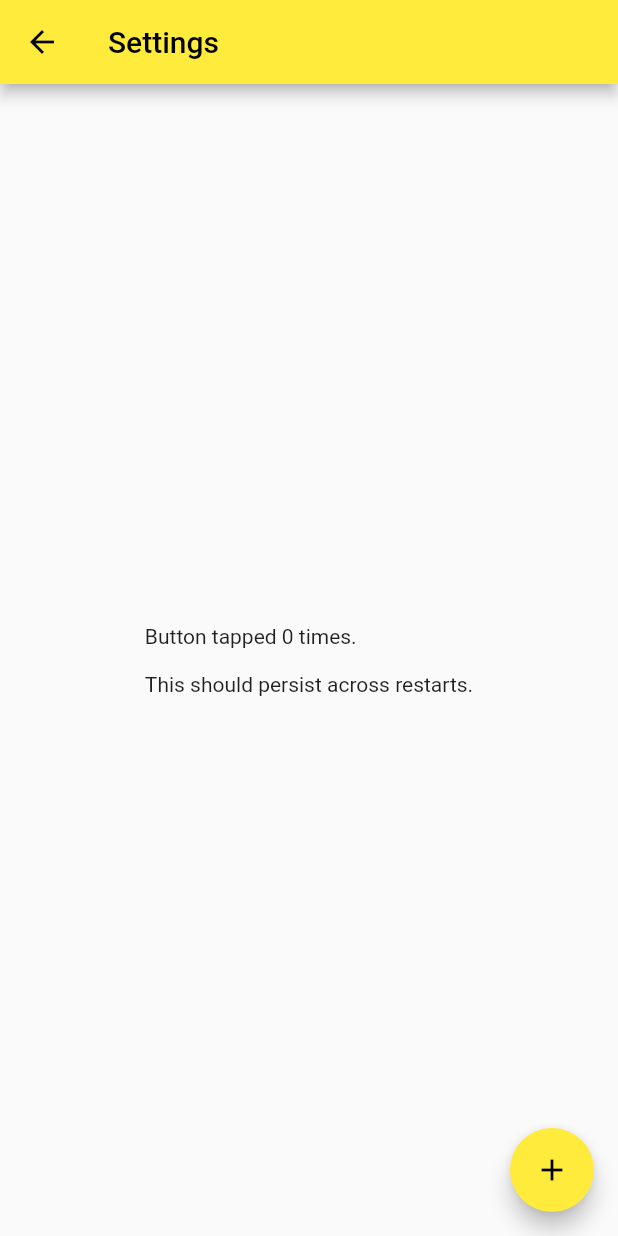
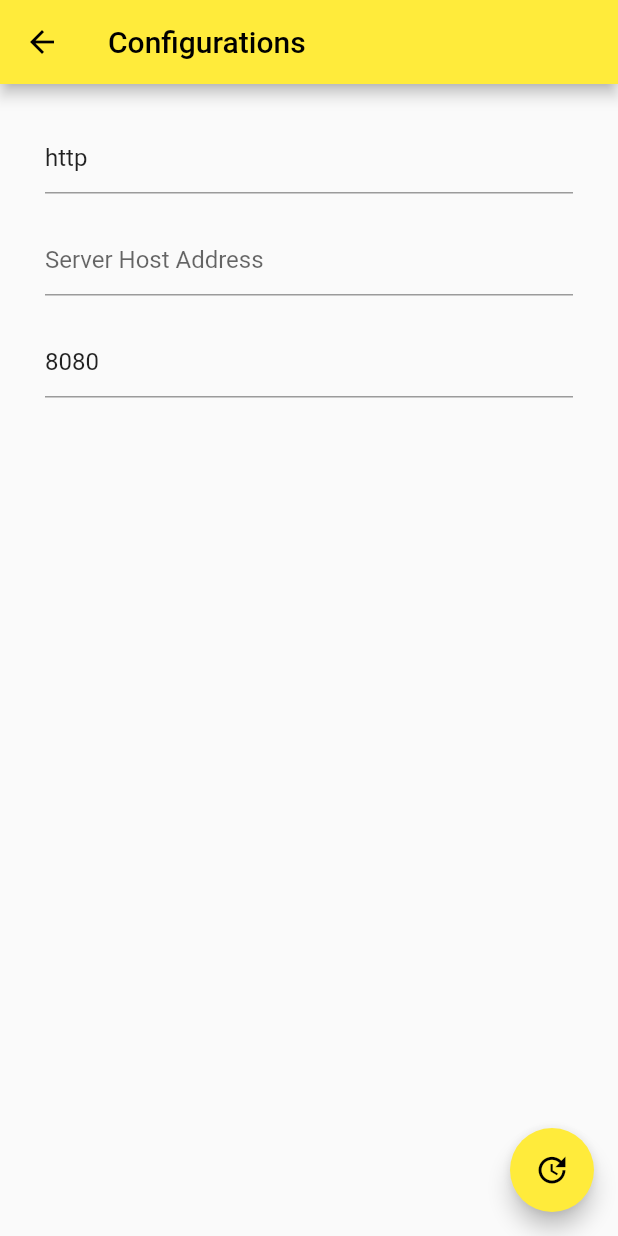
Before and after one commit to amantamirat/_kids, a Flutter app: the MySharedPreferences screen opened directly, on a phone screen of 412 x 824 dp. Run offline on Flutter 3.47's test engine with Material 2 defaults, Android fonts, the light colour scheme and no system bars; our stand-ins replace fluttertoast, go_router, image_picker, shared_preferences; accounts and stored records are empty; network calls fail.

Commit message:
just to save my shared preferences widget

```diff
--- a/my_client/lib/main.dart
+++ b/my_client/lib/main.dart
@@ -1,11 +1,15 @@
 import 'package:abdu_kids/model/category.dart';
 import 'package:abdu_kids/pages/category_list.dart';
 import 'package:abdu_kids/pages/category_merge.dart';
+import 'package:abdu_kids/util/preference_util.dart';
 import 'package:flutter/material.dart';
 import 'package:abdu_kids/pages/util/my_preferences.dart';
 import 'package:go_router/go_router.dart';
 
-void main() {
+void main() async {
+  WidgetsFlutterBinding.ensureInitialized();
+  // Initialize SharedPrefs instance.
+  await SharedPrefs.init();
   runApp(const MyApp());
 }
 
--- a/my_client/lib/pages/category_list.dart
+++ b/my_client/lib/pages/category_list.dart
@@ -1,5 +1,6 @@
 import 'package:abdu_kids/model/category.dart';
 import 'package:abdu_kids/services/category_Service.dart';
+import 'package:abdu_kids/util/preference_util.dart';
 import 'package:flutter/material.dart';
 import 'package:go_router/go_router.dart';
 
--- a/my_client/lib/pages/util/my_preferences.dart
+++ b/my_client/lib/pages/util/my_preferences.dart
@@ -1,8 +1,10 @@
 import 'dart:async';
+import 'package:abdu_kids/util/preference_util.dart';
 import 'package:flutter/material.dart';
 import 'package:shared_preferences/shared_preferences.dart';
 
 class MySharedPreferences extends StatefulWidget {
+
   const MySharedPreferences({Key? key}) : super(key: key);
 
   @override
@@ -11,32 +13,50 @@ class MySharedPreferences extends StatefulWidget {
 
 class MySharedPreferencesState extends State<MySharedPreferences> {
   final Future<SharedPreferences> _prefs = SharedPreferences.getInstance();
-  late Future<String> _hostName;
-  late Future<int> _counter;
+  final _protocolController = TextEditingController();
+  final _hostAddressController = TextEditingController();
+  final _portNumberController = TextEditingController();
 
-  Future<void> _incrementCounter() async {
+  late Future<String> _protocol;
+  late Future<String> _hostAddress;
+  late Future<int> _portNumber;
+
+  Future<void> _updateParams() async {
     final SharedPreferences prefs = await _prefs;
-    final int counter = (prefs.getInt('counter') ?? 0) + 1;
-
+    final String protocol = _protocolController.text;
+    final String hostAddress = _hostAddressController.text;
+    final int portNumber = int.parse(_portNumberController.text);
     setState(() {
-      _counter = prefs.setInt('counter', counter).then((bool success) {
-        return counter;
+      _protocol = prefs
+          .setString(SharedPrefs.keyProtocol, protocol)
+          .then((bool success) {
+        return protocol;
+      });
+      _hostAddress = prefs
+          .setString(SharedPrefs.keyHostAddress, hostAddress)
+          .then((bool success) {
+        return hostAddress;
+      });
+      _portNumber = prefs
+          .setInt(SharedPrefs.keyPortNumber, portNumber)
+          .then((bool success) {
+        return portNumber;
       });
     });
-  }
-
-  getStringValuesSF() async {
-    SharedPreferences prefs = await SharedPreferences.getInstance();
-    //Return String
-    String stringValue = prefs.getString('hostname').toString();
-    return stringValue;
   }
 
   @override
   void initState() {
     super.initState();
-    _counter = _prefs.then((SharedPreferences prefs) {
-      return prefs.getInt('counter') ?? 0;
+    _protocol = _prefs.then((SharedPreferences prefs) {
+      return prefs.getString(SharedPrefs.keyProtocol) ?? 'http';
+    });
+    _hostAddress = _prefs.then((SharedPreferences prefs) {
+      return prefs.getString(SharedPrefs.keyHostAddress) ?? 'localhost';
+    });
+    _portNumber = _prefs.then((SharedPreferences prefs) {
+      return prefs.getInt(SharedPrefs.keyPortNumber) ?? 8080;
+      //return 8080;
     });
   }
 
@@ -44,12 +64,12 @@ class MySharedPreferencesState extends State<MySharedPreferences> {
   Widget build(BuildContext context) {
     return Scaffold(
       appBar: AppBar(
-        title: const Text('Settings'),
+        title: const Text('Configurations'),
       ),
-      body: Center(
-          child: FutureBuilder<int>(
-              future: _counter,
-              builder: (BuildContext context, AsyncSnapshot<int> snapshot) {
+      body: FutureBuilder(
+          future: Future.wait([_protocol, _hostAddress, _portNumber]),
+          builder:
+              (BuildContext context, AsyncSnapshot<List<dynamic>> snapshot) {
             switch (snapshot.connectionState) {
               case ConnectionState.waiting:
                 return const CircularProgressIndicator();
@@ -57,17 +77,67 @@ class MySharedPreferencesState extends State<MySharedPreferences> {
                 if (snapshot.hasError) {
                   return Text('Error: ${snapshot.error}');
                 } else {
-                      return Text(
-                        'Button tapped ${snapshot.data} time${snapshot.data == 1 ? '' : 's'}.\n\n'
-                        'This should persist across restarts.',
+                  _protocolController.text = snapshot.data![0];
+                  _hostAddressController.text = snapshot.data![1];
+                  _portNumberController.text = "${snapshot.data![2]}";
+                  print(snapshot.data![0]);
+                  print(snapshot.data![1]);
+                  print(snapshot.data![2]);
+                  return myForm();
+                }
+            }
+          }),
+      floatingActionButton: FloatingActionButton(
+        onPressed: _updateParams,
+        tooltip: 'Apply Changes',
+        child: const Icon(Icons.update),
+      ),
     );
   }
-                }
-              })),
-      floatingActionButton: FloatingActionButton(
-        onPressed: _incrementCounter,
-        tooltip: 'Increment',
-        child: const Icon(Icons.add),
+
+  Widget myForm() {
+    return SingleChildScrollView(
+      child: Column(
+        mainAxisAlignment: MainAxisAlignment.start,
+        children: <Widget>[
+          Container(
+            padding: const EdgeInsets.symmetric(vertical: 15, horizontal: 30),
+            child: Column(
+              children: <Widget>[
+                Padding(
+                  padding: const EdgeInsets.only(
+                    bottom: 10,
+                    top: 10,
+                  ),
+                  child: TextField(
+                      controller: _protocolController,
+                      decoration: const InputDecoration(hintText: "Protocol")),
+                ),
+                Padding(
+                  padding: const EdgeInsets.only(
+                    bottom: 10,
+                    top: 10,
+                  ),
+                  child: TextField(
+                      controller: _hostAddressController,
+                      decoration: const InputDecoration(
+                          hintText: "Server Host Address")),
+                ),
+                Padding(
+                  padding: const EdgeInsets.only(
+                    bottom: 10,
+                    top: 10,
+                  ),
+                  child: TextField(
+                      controller: _portNumberController,
+                      keyboardType: TextInputType.number,
+                      decoration:
+                          const InputDecoration(hintText: "Port Number")),
+                ),
+              ],
+            ),
+          )
+        ],
       ),
     );
   }
--- /dev/null
+++ b/my_client/lib/util/preference_util.dart
@@ -0,0 +1,12 @@
+import 'package:shared_preferences/shared_preferences.dart';
+
+class SharedPrefs {
+  static const keyProtocol = "protocol";
+  static const keyHostAddress = "hostname";
+  static const keyPortNumber = "port";
+
+  static late final SharedPreferences instance;
+
+  static Future<SharedPreferences> init() async =>
+      instance = await SharedPreferences.getInstance();
+}
```
Also changed, not shown: my_client/lib/model/category.dart (+7 -13 lines), my_client/lib/pages/category_merge.dart (+35 -15 lines), my_client/lib/services/category_Service.dart (+17 -13 lines), my_client/lib/util/config.dart (deleted, +0 -9 lines), my_client/lib/util/configuration.dart (added, +13 -0 lines). Lines whose indentation alone changed are shown as unchanged.
